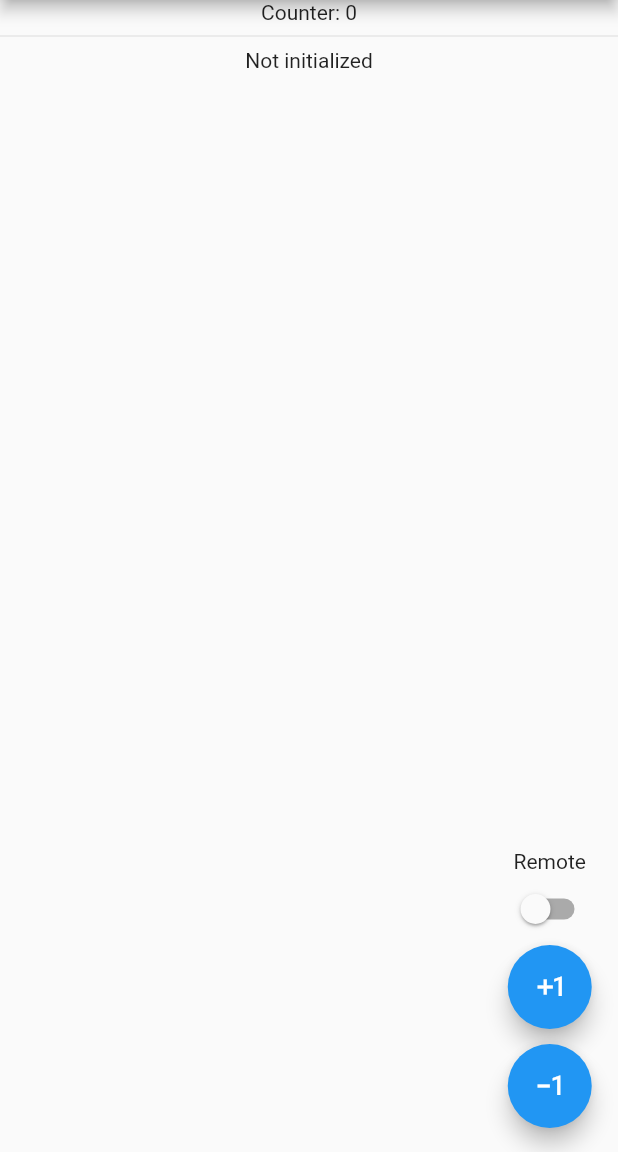
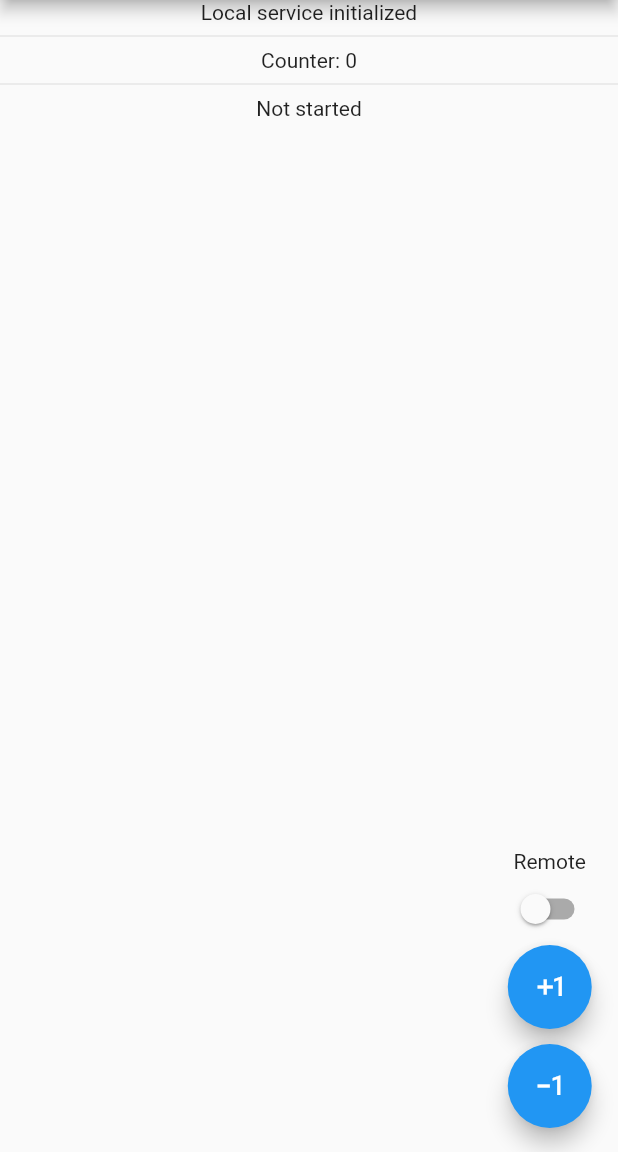
Before and after one commit to tianhaoz95-experimental/flutter-local-grpc-server, a Flutter app: the screen it shows after launch, on a phone screen of 412 x 824 dp, the part 84-1236 px from its top. Run offline on Flutter 3.47's test engine with Material 2 defaults, Android fonts, the phone set to English and light mode, and no system bars; missing offline and left inert: grpc, protobuf; statements that could not run were skipped.

Commit message:
fix: do not use isolate for local server

```diff
--- a/lib/main.dart
+++ b/lib/main.dart
@@ -1,16 +1,8 @@
-import 'dart:isolate';
-
 import 'package:flutter/material.dart';
 import 'package:flutter_local_grpc_server/generated/counter.pb.dart';
 import 'package:flutter_local_grpc_server/service_impl.dart';
 import 'package:grpc/grpc.dart' as grpc;
 import 'package:flutter_local_grpc_server/generated/counter.pbgrpc.dart';
-
-void runCounterService(String msg) async {
-  final server = grpc.Server([CounterService("local")]);
-  await server.serve(port: 50051);
-  print('Server listening...');
-}
 
 void main() {
   runApp(MyApp());
@@ -40,7 +32,8 @@ class MyHomePage extends StatefulWidget {
 
 class _MyHomePageState extends State<MyHomePage> {
   int _counter = 0;
-  String _msg = 'Not initialized';
+  bool _init = true;
+  String _msg = 'Not started';
   bool _remote = false;
   List isolates = [];
   late grpc.ClientChannel _localChannel;
@@ -50,7 +43,6 @@ class _MyHomePageState extends State<MyHomePage> {
 
   void initState() {
     super.initState();
-    startIsolates();
     _localChannel = grpc.ClientChannel('localhost',
         port: 50051,
         options: const grpc.ChannelOptions(
@@ -65,9 +57,17 @@ class _MyHomePageState extends State<MyHomePage> {
         options: grpc.CallOptions(timeout: Duration(seconds: 30)));
   }
 
-  void startIsolates() async {
-    isolates.add(await Isolate.spawn(runCounterService, "start"));
-    print("Server launched");
+  void didChangeDependencies() {
+    super.didChangeDependencies();
+    configureLocalService();
+  }
+
+  void configureLocalService() async {
+    final server = grpc.Server([CounterService("local")]);
+    await server.serve(port: 50051);
+    setState(() {
+      _init = false;
+    });
   }
 
   void _sendRequest(CounterRequest_Type type) async {
@@ -98,6 +98,10 @@ class _MyHomePageState extends State<MyHomePage> {
       body: Center(
         child: Column(
           children: <Widget>[
+            _init
+                ? Text("Initializing local service...")
+                : Text('Local service initialized'),
+            Divider(),
             Text('Counter: $_counter'),
             Divider(),
             Text(_msg),
```
